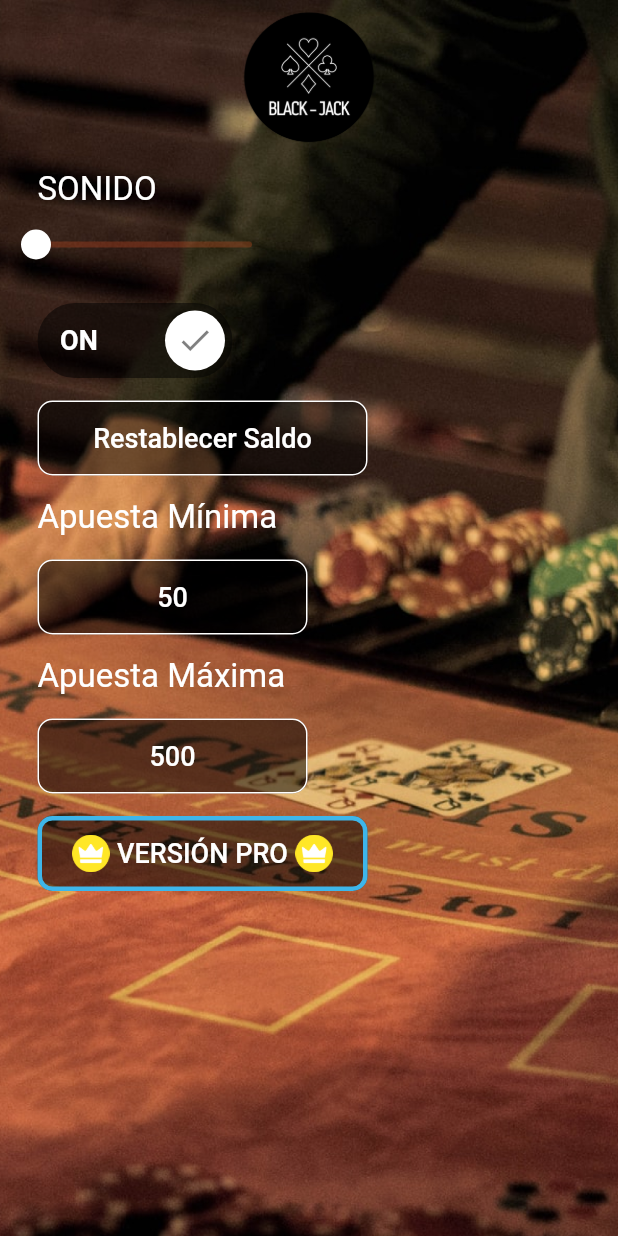
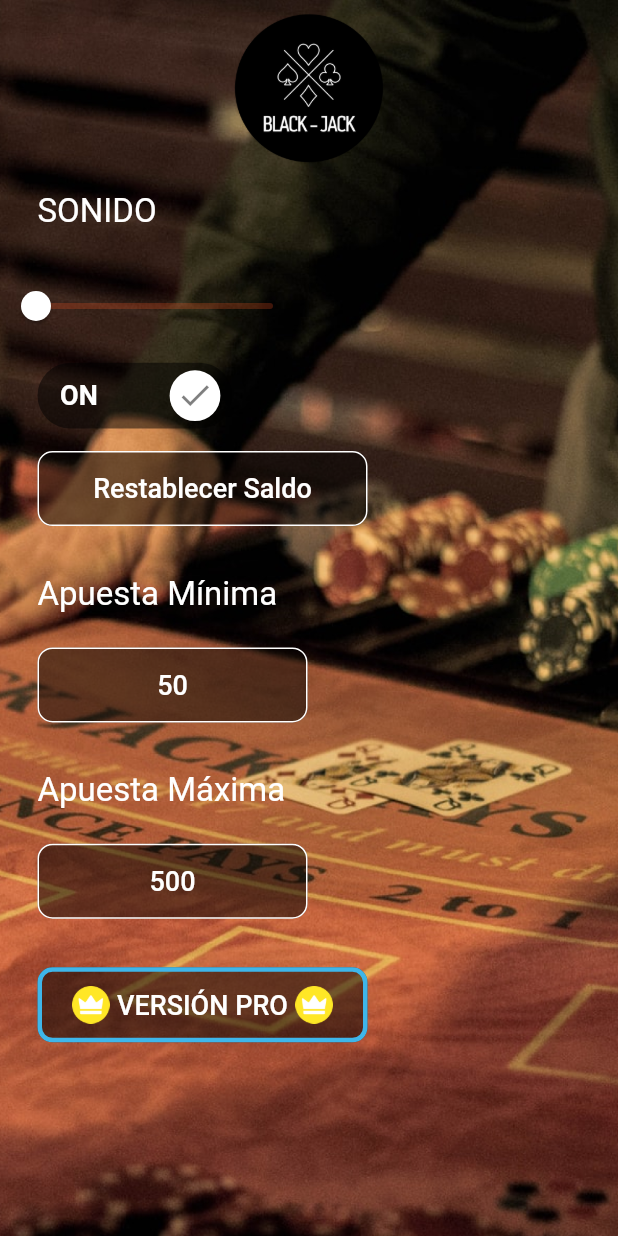
Before and after one commit to luispaulo0/black_jack, a Flutter app: the screen it shows after launch, on a phone screen of 412 x 824 dp. Run offline on Flutter 3.47's test engine with Material 2 defaults, Android fonts, the light colour scheme and no system bars; drawn by our look-alikes of lite_rolling_switch; missing offline and left inert: volume_controller.

Commit message:
Implementacion MediaQuery 1

```diff
--- a/lib/home.dart
+++ b/lib/home.dart
@@ -35,6 +35,9 @@ class _home_gameState extends State<home_game> {
   Widget build(BuildContext context) {
     return Scaffold(
       body: SafeArea(
+        child: SizedBox(
+          height: MediaQuery.of(context).size.height,
+          width: MediaQuery.of(context).size.width,
           child: Container(
             decoration: const BoxDecoration(
               image: DecorationImage(
@@ -45,17 +48,19 @@ class _home_gameState extends State<home_game> {
             child: Center(
                 child: Column(
               children: <Widget>[
-              Flexible(
-                flex: 1,
+                SizedBox(
+                  height: MediaQuery.of(context).size.height / 7,
+                  width: MediaQuery.of(context).size.width,
                   child: Image.asset(
                     'assets/images/logo.png',
                   ),
                 ),
-              Expanded(
-                flex: 7,
-                child: Column(
+                Column(
                   children: <Widget>[
-                    const Padding(
+                    SizedBox(
+                      height: MediaQuery.of(context).size.height / 13,
+                      width: MediaQuery.of(context).size.width,
+                      child: const Padding(
                         padding: EdgeInsets.only(left: 25.0, top: 10.0),
                         child: Align(
                           alignment: Alignment.topLeft,
@@ -68,9 +73,13 @@ class _home_gameState extends State<home_game> {
                           ),
                         ),
                       ),
+                    ),
                     Row(
                       children: [
-                        Slider(
+                        SizedBox(
+                          height: MediaQuery.of(context).size.height / 18,
+                          width: MediaQuery.of(context).size.width / 2,
+                          child: Slider(
                             activeColor: Colors.white,
                             min: 0,
                             max: 1,
@@ -82,9 +91,13 @@ class _home_gameState extends State<home_game> {
                             },
                             value: _setVolumeValue,
                           ),
+                        ),
                       ],
                     ),
-                    Align(
+                    SizedBox(
+                      height: MediaQuery.of(context).size.height / 14,
+                      width: MediaQuery.of(context).size.width,
+                      child: Align(
                         alignment: Alignment.topLeft,
                         child: Padding(
                           padding: const EdgeInsets.only(left: 25.0, top: 15.0),
@@ -108,7 +121,11 @@ class _home_gameState extends State<home_game> {
                           ),
                         ),
                       ),
-                    Align(
+                    ),
+                    SizedBox(
+                      height: MediaQuery.of(context).size.height / 10,
+                      width: MediaQuery.of(context).size.width,
+                      child: Align(
                         alignment: Alignment.topLeft,
                         child: Padding(
                           padding: const EdgeInsets.only(top: 15.0, left: 25.0),
@@ -133,7 +150,11 @@ class _home_gameState extends State<home_game> {
                               )),
                         ),
                       ),
-                    const Padding(
+                    ),
+                    SizedBox(
+                      height: MediaQuery.of(context).size.height / 17,
+                      width: MediaQuery.of(context).size.width,
+                      child: const Padding(
                         padding: EdgeInsets.only(left: 25.0, top: 15.0),
                         child: Align(
                           alignment: Alignment.topLeft,
@@ -146,7 +167,11 @@ class _home_gameState extends State<home_game> {
                           ),
                         ),
                       ),
-                    Align(
+                    ),
+                    SizedBox(
+                      height: MediaQuery.of(context).size.height / 10,
+                      width: MediaQuery.of(context).size.width,
+                      child: Align(
                         alignment: Alignment.topLeft,
                         child: Padding(
                           padding: const EdgeInsets.only(top: 15.0, left: 25.0),
@@ -171,7 +196,11 @@ class _home_gameState extends State<home_game> {
                               )),
                         ),
                       ),
-                    const Padding(
+                    ),
+                    SizedBox(
+                      height: MediaQuery.of(context).size.height / 17,
+                      width: MediaQuery.of(context).size.width,
+                      child: const Padding(
                         padding: EdgeInsets.only(left: 25.0, top: 15.0),
                         child: Align(
                           alignment: Alignment.topLeft,
@@ -184,7 +213,11 @@ class _home_gameState extends State<home_game> {
                           ),
                         ),
                       ),
-                    Align(
+                    ),
+                    SizedBox(
+                      height: MediaQuery.of(context).size.height / 10,
+                      width: MediaQuery.of(context).size.width,
+                      child: Align(
                         alignment: Alignment.topLeft,
                         child: Padding(
                           padding: const EdgeInsets.only(top: 15.0, left: 25.0),
@@ -209,7 +242,11 @@ class _home_gameState extends State<home_game> {
                               )),
                         ),
                       ),
-                    Align(
+                    ),
+                    SizedBox(
+                      height: MediaQuery.of(context).size.height / 10,
+                      width: MediaQuery.of(context).size.width,
+                      child: Align(
                         alignment: Alignment.topLeft,
                         child: Padding(
                           padding: const EdgeInsets.only(top: 15.0, left: 25.0),
@@ -257,13 +294,14 @@ class _home_gameState extends State<home_game> {
                               )),
                         ),
                       ),
+                    ),
                   ],
-                ),
                 )
               ],
             )),
           ),
         ),
+      ),
     );
   }
 }
```
Lines whose indentation alone changed are shown as unchanged.
